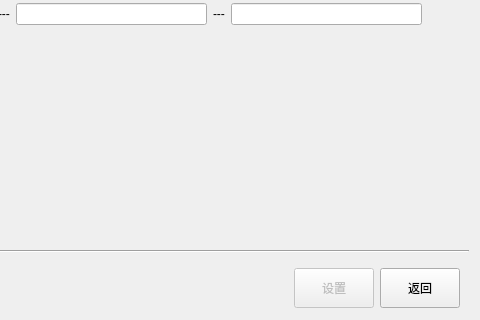
This is formtimesetting.ui in LEmbedder/widget-mcu as Qt 5 draws it before an edit; both pictures show x 320 to 800 and y 160 to 480 of the 800 by 480 pixel window. The edited form follows.
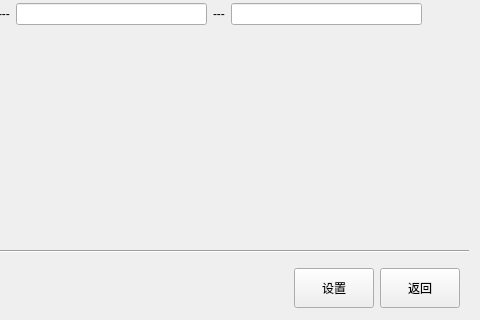
This is the edited form.

Commit message: 时间可以设置了

```diff
--- a/formtimesetting.ui
+++ b/formtimesetting.ui
@@ -155,7 +155,7 @@
       <item>
        <widget class="QPushButton" name="pushButton_setted">
         <property name="enabled">
-         <bool>false</bool>
+         <bool>true</bool>
         </property>
         <property name="minimumSize">
          <size>
```
Left out of the diff: 14 changed lines with no effect on the pictures. The commit also changes 2 other files.
